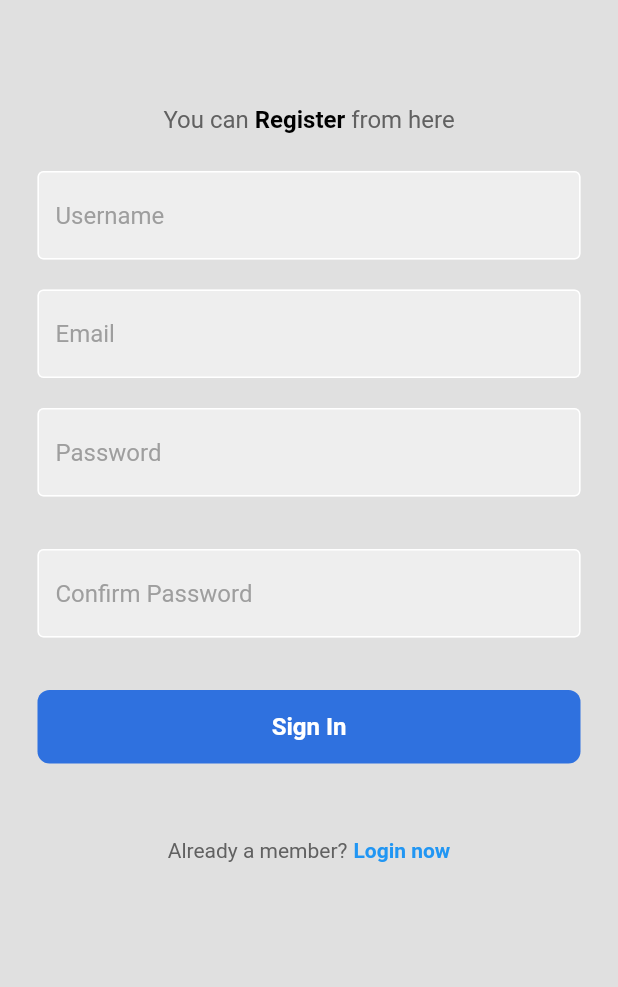
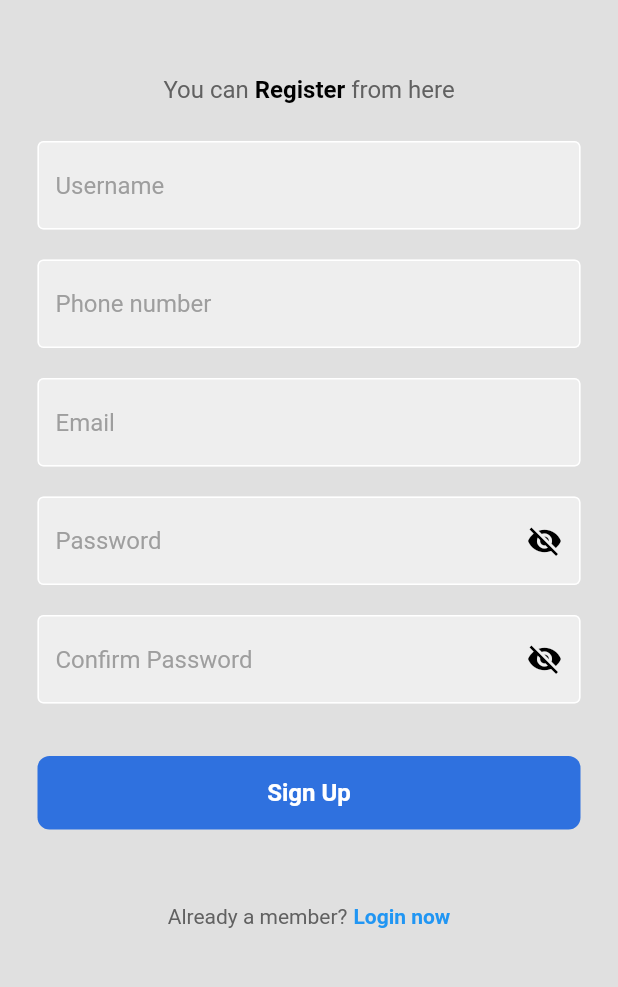
Before and after one commit to aadhitechie/watchlux_e-commerce, a Flutter app: the SignupScreen screen opened directly, on a phone screen of 412 x 824 dp, the part 141-1128 px from its top. Run offline on Flutter 3.47's test engine with Material 2 defaults, Android fonts, the light colour scheme and no system bars; our stand-ins replace animated_text_kit, flutter_otp_text_field, get, google_fonts, lottie.

Commit message:
auth ui completed

```diff
--- a/lib/screens/auth/sign_up/view/signup_screen.dart
+++ b/lib/screens/auth/sign_up/view/signup_screen.dart
@@ -5,30 +5,22 @@ import 'package:get/get.dart';
 import 'package:google_fonts/google_fonts.dart';
 import 'package:watchlux/core/constant.dart';
 import 'package:watchlux/screens/auth/sign_in/view/signin_screen.dart';
-import 'package:watchlux/widgets/square_tile.dart';
-
+import 'package:watchlux/screens/auth/sign_up/controller/signup_controller.dart';
 import '../../../../widgets/my_button.dart';
 import '../../../../widgets/my_textfield.dart';
 
 class SignupScreen extends StatelessWidget {
   SignupScreen({super.key});
 
-  // text editing controllers
-  final usernameController = TextEditingController();
-  final passwordController = TextEditingController();
-  final emailController = TextEditingController();
-  final confirmpasswordController = TextEditingController();
-
   final formkey = GlobalKey<FormState>();
-
-  // sign user in method
-  void signUserIn() {}
+  final signupController = Get.put(SignUpController());
 
   @override
   Widget build(BuildContext context) {
     return Scaffold(
       backgroundColor: kBackgroundclr,
-      body: SingleChildScrollView(
+      body: GetBuilder<SignUpController>(
+        builder: (controller) => SingleChildScrollView(
           child: SafeArea(
             child: Center(
               child: Form(
@@ -48,7 +40,7 @@ class SignupScreen extends StatelessWidget {
                         const Icon(Icons.watch)
                       ],
                     ),
-                  const SizedBox(height: 70),
+                    const SizedBox(height: 50),
 
                     Row(
                       mainAxisAlignment: MainAxisAlignment.center,
@@ -81,33 +73,28 @@ class SignupScreen extends StatelessWidget {
 
                     // username textfield
                     MyTextField(
-                    validator: (value) {
-                      if (value == null ||
-                          value.isEmpty ||
-                          !RegExp(r'^[a-z A-Z]+$').hasMatch(value)) {
-                        return 'Please enter valid username';
-                      } else {
-                        return null;
-                      }
-                    },
-                    controller: usernameController,
+                      validator: (value) =>
+                          signupController.usernameValidation(value),
+                      controller: signupController.usernameController,
                       hintText: 'Username',
                       obscureText: false,
                     ),
+                    const SizedBox(height: 20),
 
+                    MyTextField(
+                      keyboardtype: TextInputType.number,
+                      validator: (value) =>
+                          signupController.phoneValdation(value),
+                      controller: signupController.phoneController,
+                      hintText: 'Phone number',
+                      obscureText: false,
+                    ),
                     const SizedBox(height: 20),
                     MyTextField(
-                    validator: (value) {
-                      if (value == null ||
-                          value.isEmpty ||
-                          !RegExp(r'^[\w-\.]+@([\w-]+\.)+[\w]{2-4}')
-                              .hasMatch(value)) {
-                        return 'Please enter valid username';
-                      } else {
-                        return null;
-                      }
-                    },
-                    controller: emailController,
+                      keyboardtype: TextInputType.emailAddress,
+                      validator: (value) =>
+                          signupController.emailValdation(value),
+                      controller: signupController.emailController,
                       hintText: 'Email',
                       obscureText: false,
                     ),
@@ -116,34 +103,39 @@ class SignupScreen extends StatelessWidget {
 
                     // password textfield
                     MyTextField(
-                    validator: (value) {
-                      if (value == null || value.isEmpty) {
-                        return 'Please enter your Password';
-                      } else {
-                        return null;
-                      }
+                      obscureText: signupController.obscureText,
+                      validator: (value) =>
+                          signupController.passwordValdation(value),
+                      controller: signupController.passwordController,
+                      hintText: 'Password',
+                      suffixicon: IconButton(
+                        onPressed: () {
+                          signupController.visibility();
                         },
-                    controller: passwordController,
-                    hintText: 'Password',
-                    obscureText: true,
+                        icon: signupController.icon,
+                        color: kBlackcolor,
+                      ),
                     ),
 
-                  const SizedBox(height: 35),
+                    const SizedBox(height: 20),
                     MyTextField(
-                    validator: (value) {
-                      if (value == null || value.isEmpty) {
-                        return 'Please enter correct Password';
-                      } else {
-                        return null;
-                      }
+                      obscureText: signupController.obscureText,
+                      validator: (value) =>
+                          signupController.confirmpasswordValdation(value),
+                      controller: signupController.confirmpasswordController,
+                      hintText: 'Confirm Password',
+                      suffixicon: IconButton(
+                        onPressed: () {
+                          signupController.visibility();
                         },
-                    controller: confirmpasswordController,
-                    hintText: 'Confirm Password',
-                    obscureText: true,
+                        icon: signupController.icon,
+                        color: kBlackcolor,
+                      ),
                     ),
 
                     const SizedBox(height: 35),
                     MyButton(
+                      text: 'Sign Up',
                       onTap: () {
                         if (formkey.currentState!.validate()) {
                           log('Hello');
@@ -180,6 +172,7 @@ class SignupScreen extends StatelessWidget {
             ),
           ),
         ),
+      ),
     );
   }
 }
--- /dev/null
+++ b/lib/screens/auth/verification_pass/controller/verification_pass_controller.dart
@@ -0,0 +1,3 @@
+import 'package:get/get.dart';
+
+class VerificationPassController extends GetxController {}
--- a/lib/widgets/my_button.dart
+++ b/lib/widgets/my_button.dart
@@ -3,8 +3,8 @@ import 'package:watchlux/core/constant.dart';
 
 class MyButton extends StatelessWidget {
   final Function()? onTap;
-
-  const MyButton({super.key, required this.onTap});
+  String text;
+  MyButton({super.key, required this.onTap, required this.text});
 
   @override
   Widget build(BuildContext context) {
@@ -17,10 +17,10 @@ class MyButton extends StatelessWidget {
           color: themeColor,
           borderRadius: BorderRadius.circular(8),
         ),
-        child: const Center(
+        child: Center(
           child: Text(
-            "Sign In",
-            style: TextStyle(
+            text,
+            style: const TextStyle(
               color: Colors.white,
               fontWeight: FontWeight.bold,
               fontSize: 16,
--- a/lib/widgets/my_textfield.dart
+++ b/lib/widgets/my_textfield.dart
@@ -1,28 +1,33 @@
 import 'package:flutter/material.dart';
 
+// ignore: must_be_immutable
 class MyTextField extends StatelessWidget {
-  final controller;
+  final TextEditingController controller;
+  final Widget? suffixicon;
   final String hintText;
   final bool obscureText;
   String? Function(String?)? validator;
-
-  MyTextField({
-    super.key,
-    required this.controller,
-    required this.hintText,
-    required this.obscureText,
-    required this.validator,
-  });
+  TextInputType? keyboardtype;
+  MyTextField(
+      {super.key,
+      required this.controller,
+      required this.hintText,
+      required this.obscureText,
+      required this.validator,
+      this.keyboardtype,
+      this.suffixicon});
 
   @override
   Widget build(BuildContext context) {
     return Padding(
       padding: const EdgeInsets.symmetric(horizontal: 25.0),
       child: TextFormField(
+        keyboardType: keyboardtype,
         validator: validator,
         controller: controller,
         obscureText: obscureText,
         decoration: InputDecoration(
+            suffixIcon: suffixicon,
             enabledBorder: const OutlineInputBorder(
               borderSide: BorderSide(color: Colors.white),
             ),
--- a/pubspec.yaml
+++ b/pubspec.yaml
@@ -33,6 +33,7 @@ dependencies:
   cupertino_icons: ^1.0.2
   flutter:
     sdk: flutter
+  flutter_otp_text_field: ^1.1.1
   get: ^4.6.5
   google_fonts: ^4.0.1
   lottie: ^2.2.0
```
Also changed, not shown: lib/screens/auth/forgot_password/controller/forgot_pasword_controller.dart (added, +17 -0 lines), lib/screens/auth/forgot_password/view/forgot_password.dart (added, +100 -0 lines), lib/screens/auth/new_password/controller/new_password_controller.dart (added, +30 -0 lines), lib/screens/auth/new_password/view/new_password.dart (added, +86 -0 lines), lib/screens/auth/sign_in/controller/signin_controller.dart (added, +58 -0 lines), lib/screens/auth/sign_in/view/signin_screen.dart (+33 -26 lines), lib/screens/auth/sign_up/controller/signup_controller.dart (added, +97 -0 lines), lib/screens/auth/verification_pass/verification_pass_screen.dart (added, +98 -0 lines), pubspec.lock. Lines whose indentation alone changed are shown as unchanged.
